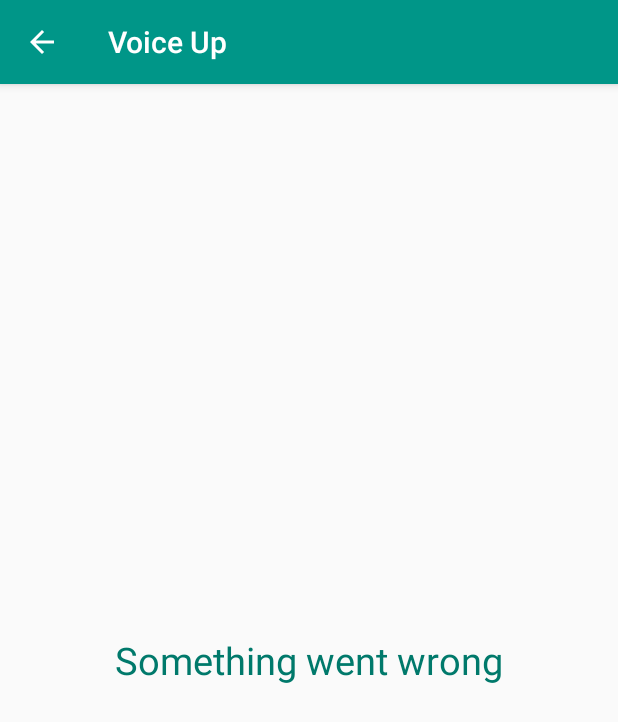
After one commit to Devendra-Mehra/Voice-Up, an Android app: the PostDetailActivity screen opened directly, with no data from a screen before it, on a phone screen of 412 x 824 dp. The commit adds this screen. Shown: the top 722 px of the screen. Run offline under Robolectric (Android 15) with nearby library versions, the phone set to English and light mode, and no system bars; our stand-ins replace data binding.

Commit message:
post detail added

```diff
--- a/app/build.gradle
+++ b/app/build.gradle
@@ -31,3 +31,8 @@ android {
 }
 
 apply from: 'app-deps.gradle'
+
+dependencies {
+    implementation 'androidx.appcompat:appcompat:+'
+    implementation 'androidx.constraintlayout:constraintlayout:+'
+}
--- a/app/src/main/AndroidManifest.xml
+++ b/app/src/main/AndroidManifest.xml
@@ -13,6 +13,8 @@
         android:roundIcon="@mipmap/ic_launcher_round"
         android:supportsRtl="true"
         android:theme="@style/AppTheme">
+        <activity android:name=".post_detail.PostDetailActivity"
+            android:parentActivityName=".post.view.PostActivity" />
         <activity
             android:name=".splash_screen.view.SplashScreenActivity"
             android:theme="@style/AppThemeNoActionBar">
--- a/app/src/main/java/com/devendra/voiceup/post/view/PostActivity.java
+++ b/app/src/main/java/com/devendra/voiceup/post/view/PostActivity.java
@@ -78,6 +78,8 @@ public class PostActivity extends AppCompatActivity implements View.OnClickListe
                 .get(PostViewModel.class);
 
         observeEvents();
+
+
 
     }
 
--- /dev/null
+++ b/app/src/main/java/com/devendra/voiceup/post_detail/PostDetailActivity.java
@@ -0,0 +1,76 @@
+package com.devendra.voiceup.post_detail;
+
+import androidx.appcompat.app.AppCompatActivity;
+import androidx.databinding.DataBindingUtil;
+
+import android.content.Context;
+import android.content.Intent;
+import android.net.Uri;
+import android.os.Bundle;
+import android.view.MenuItem;
+import android.view.View;
+import android.widget.MediaController;
+
+import com.devendra.voiceup.R;
+import com.devendra.voiceup.databinding.ActivityPostDetailBinding;
+import com.devendra.voiceup.utils.Constants;
+
+public class PostDetailActivity extends AppCompatActivity {
+
+    @Override
+    protected void onCreate(Bundle savedInstanceState) {
+        super.onCreate(savedInstanceState);
+        ActivityPostDetailBinding binding = DataBindingUtil.setContentView(this, R.layout.activity_post_detail);
+        String postFileName;
+        int postType;
+        Bundle extras = getIntent().getExtras();
+        if (extras == null) {
+            postFileName = null;
+            postType = -1;
+        } else {
+            postFileName = extras.getString(Constants.FILE_NAME);
+            postType = extras.getInt(Constants.TYPE);
+        }
+
+
+        if (postType == Constants.PHOTO) {
+            binding.tvSomethingWentWrong.setVisibility(View.GONE);
+            binding.ivPostImage.setVisibility(View.VISIBLE);
+            binding.vvPostVideo.setVisibility(View.GONE);
+            binding.ivPostImage.setImageURI(Uri.parse(Constants.FILE_LOCATION + postFileName));
+
+        } else if (postType == Constants.VIDEO) {
+            binding.tvSomethingWentWrong.setVisibility(View.GONE);
+            binding.ivPostImage.setVisibility(View.GONE);
+            binding.vvPostVideo.setVisibility(View.VISIBLE);
+
+            MediaController mediaController = new MediaController(this);
+            mediaController.setAnchorView(binding.vvPostVideo);
+            binding.vvPostVideo.setMediaController(mediaController);
+            binding.vvPostVideo.setVideoURI(Uri.parse(Constants.FILE_LOCATION + postFileName));
+            binding.vvPostVideo.start();
+            binding.vvPostVideo.requestFocus();
+
+        } else {
+
+            binding.tvSomethingWentWrong.setVisibility(View.VISIBLE);
+            binding.vvPostVideo.setVisibility(View.GONE);
+            binding.ivPostImage.setVisibility(View.GONE);
+        }
+
+    }
+
+    public static Intent requiredIntent(Context context, int postType, String fileName) {
+        return new Intent(context, PostDetailActivity.class)
+                .putExtra(Constants.TYPE, postType)
+                .putExtra(Constants.FILE_NAME, fileName);
+    }
+
+    @Override
+    public boolean onOptionsItemSelected(MenuItem item) {
+        if (item.getItemId() == android.R.id.home) {
+            onBackPressed();
+        }
+        return true;
+    }
+}
--- a/app/src/main/java/com/devendra/voiceup/utils/Constants.java
+++ b/app/src/main/java/com/devendra/voiceup/utils/Constants.java
@@ -11,6 +11,8 @@ public class Constants {
     public final static String LOGGED_IN = "loggedIn";
     public final static String USER_ID = "userId";
     public final static int PHOTO = 0;
+    public final static String TYPE = "type";
+    public final static String FILE_NAME = "file_name";
     public final static int VIDEO = 1;
     public static final int PERMISSIONS_WRITE_EXTERNAL_STORAGE = 1;
     public static final String FILE_LOCATION = Environment.getExternalStoragePublicDirectory(Environment.DIRECTORY_PICTURES)
--- /dev/null
+++ b/app/src/main/res/layout/activity_post_detail.xml
@@ -0,0 +1,40 @@
+<?xml version="1.0" encoding="utf-8"?>
+<layout xmlns:android="http://schemas.android.com/apk/res/android"
+    xmlns:app="http://schemas.android.com/apk/res-auto"
+    xmlns:tools="http://schemas.android.com/tools">
+
+    <androidx.constraintlayout.widget.ConstraintLayout
+        android:layout_width="match_parent"
+        android:layout_height="match_parent"
+        tools:context=".post_detail.PostDetailActivity">
+
+        <ImageView
+            android:id="@+id/iv_post_image"
+            android:layout_width="match_parent"
+            android:layout_height="wrap_content"
+            android:contentDescription="@string/image_post_by_image"
+            android:visibility="gone"
+            app:layout_constraintTop_toTopOf="parent" />
+
+        <VideoView
+            android:id="@+id/vv_post_video"
+            android:layout_width="match_parent"
+            android:layout_height="wrap_content"
+            android:visibility="gone"
+            app:layout_constraintTop_toTopOf="parent" />
+
+        <TextView
+            android:id="@+id/tv_something_went_wrong"
+            android:layout_width="wrap_content"
+            android:layout_height="wrap_content"
+            android:text="@string/something_went_wrong"
+            android:textColor="@color/colorPrimaryDark"
+            android:textSize="25sp"
+            app:layout_constraintBottom_toBottomOf="parent"
+            app:layout_constraintEnd_toEndOf="parent"
+            app:layout_constraintStart_toStartOf="parent"
+            app:layout_constraintTop_toTopOf="parent" />
+
+    </androidx.constraintlayout.widget.ConstraintLayout>
+
+</layout>
--- a/app/src/main/res/layout/post_view_item.xml
+++ b/app/src/main/res/layout/post_view_item.xml
@@ -32,7 +32,7 @@
         <androidx.constraintlayout.widget.ConstraintLayout
             android:id="@+id/cl_post"
             android:layout_width="match_parent"
-            android:layout_height="200dp"
+            android:layout_height="250dp"
             app:layout_constraintEnd_toEndOf="parent"
             app:layout_constraintStart_toStartOf="parent"
             app:layout_constraintTop_toBottomOf="@+id/iv_creator_image">
--- a/app/src/main/res/values/strings.xml
+++ b/app/src/main/res/values/strings.xml
@@ -13,9 +13,12 @@
     <string name="add_title">Add Title</string>
     <string name="enter_your_title_here">Enter your title here</string>
     <string name="add_your_image_or_video">Add Your image or video</string>
+    <string name="image_post_by_image">Image post by a user</string>
+    <string name="image_post_by_video">Video post by a user</string>
     <string name="re_add_media">Re select Media</string>
     <string name="create_your_post">Create your post</string>
     <string name="select_your_file_type">Select your file type?</string>
+    <string name="something_went_wrong">Something went wrong</string>
     <string-array name="itemsArray">
         <item>Image</item>
         <item>Video</item>
```
Also changed, not shown: app/src/main/java/com/devendra/voiceup/home/view/HomeActivity.java (+8 -5 lines), app/src/main/java/com/devendra/voiceup/home/view/HomeAdapter.java (+16 -6 lines).
